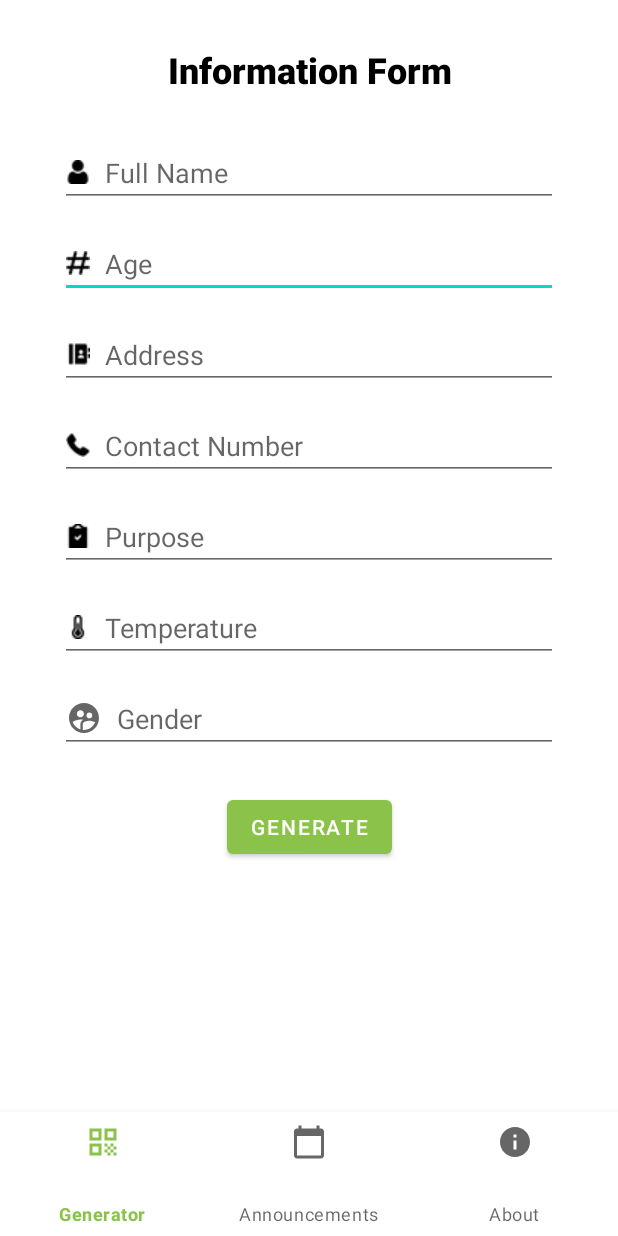
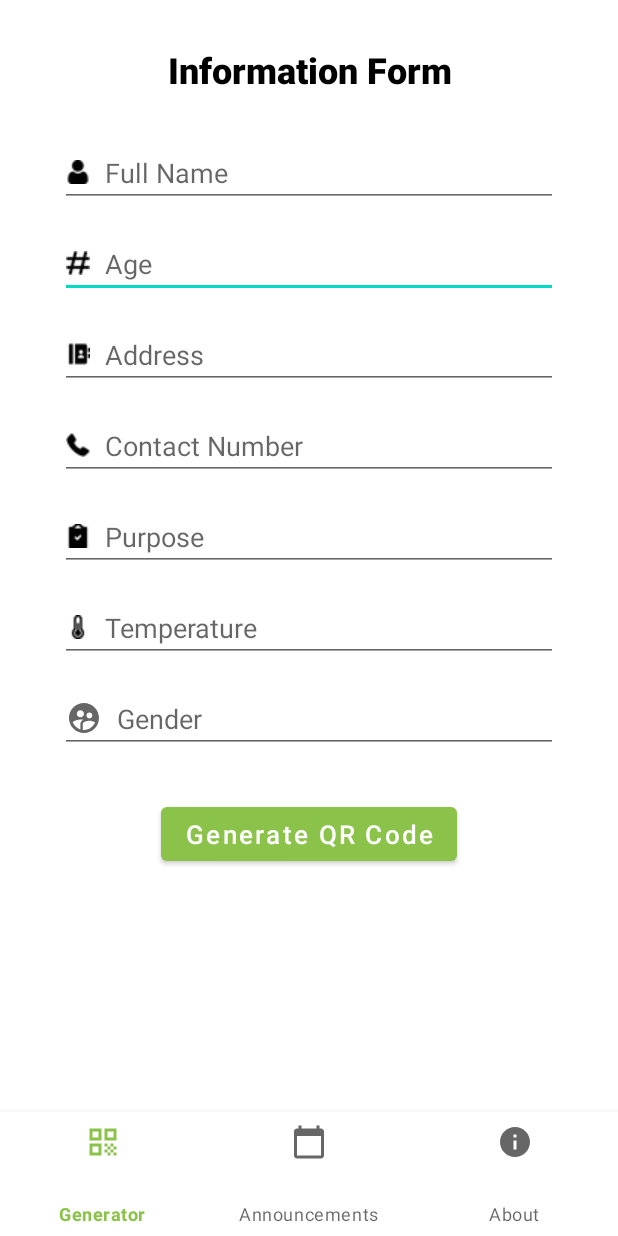
Before and after one commit to haroldeslr/qr-code-generator-app, an Android app: the screen it shows after launch (InformationActivity), after a tap on "NEXT", on a phone screen of 412 x 824 dp. Run offline under Robolectric (Android 15) with nearby library versions, the phone set to English and light mode, and no system bars.

Commit message:
disable dark mode

```diff
--- a/app/src/main/res/layout/activity_generator_fragment.xml
+++ b/app/src/main/res/layout/activity_generator_fragment.xml
@@ -53,7 +53,7 @@
             android:drawablePadding="10dp"
             android:ems="10"
             android:hint="Address"
-            android:inputType="textPersonName"
+            android:inputType="textCapSentences"
             app:layout_constraintEnd_toEndOf="@+id/tf_age"
             app:layout_constraintHorizontal_bias="0.0"
             app:layout_constraintStart_toStartOf="@+id/tf_age"
@@ -85,7 +85,7 @@
             android:drawablePadding="10dp"
             android:ems="10"
             android:hint="Purpose"
-            android:inputType="textPersonName"
+            android:inputType="textCapSentences"
             app:layout_constraintEnd_toEndOf="@+id/tf_contact_number"
             app:layout_constraintHorizontal_bias="0.0"
             app:layout_constraintStart_toStartOf="@+id/tf_contact_number"
@@ -117,7 +117,7 @@
             android:drawablePadding="10dp"
             android:ems="10"
             android:hint="Gender"
-            android:inputType="textPersonName"
+            android:inputType="textCapSentences"
             app:layout_constraintEnd_toEndOf="@+id/tf_temp"
             app:layout_constraintHorizontal_bias="0.0"
             app:layout_constraintStart_toStartOf="@+id/tf_temp"
@@ -127,8 +127,10 @@
             android:id="@+id/btn_generate"
             android:layout_width="wrap_content"
             android:layout_height="wrap_content"
-            android:layout_marginTop="25dp"
-            android:text="Generate"
+            android:layout_marginTop="30dp"
+            android:text="Generate QR Code"
+            android:textAllCaps="false"
+            android:textSize="17sp"
             app:layout_constraintEnd_toEndOf="@+id/tf_gender"
             app:layout_constraintStart_toStartOf="@+id/tf_gender"
             app:layout_constraintTop_toBottomOf="@+id/tf_gender" />
@@ -143,7 +145,7 @@
             android:drawablePadding="10dp"
             android:ems="10"
             android:hint="Full Name"
-            android:inputType="textPersonName"
+            android:inputType="textCapSentences"
             app:layout_constraintEnd_toEndOf="@+id/textView"
             app:layout_constraintHorizontal_bias="0.496"
             app:layout_constraintStart_toStartOf="@+id/textView"
--- a/app/src/main/res/values-night/themes.xml
+++ b/app/src/main/res/values-night/themes.xml
@@ -1,10 +1,10 @@
 <resources xmlns:tools="http://schemas.android.com/tools">
     <!-- Base application theme. -->
-    <style name="Theme.QRCodeGenerator" parent="Theme.MaterialComponents.DayNight.DarkActionBar">
+    <style name="Theme.QRCodeGenerator" parent="Theme.MaterialComponents.Light.DarkActionBar">
         <!-- Primary brand color. -->
         <item name="colorPrimary">@color/purple_200</item>
         <item name="colorPrimaryVariant">@color/purple_700</item>
-        <item name="colorOnPrimary">@color/black</item>
+        <item name="colorOnPrimary">@color/white</item>
         <!-- Secondary brand color. -->
         <item name="colorSecondary">@color/teal_200</item>
         <item name="colorSecondaryVariant">@color/teal_200</item>
--- a/app/src/main/res/values/themes.xml
+++ b/app/src/main/res/values/themes.xml
@@ -1,6 +1,6 @@
 <resources xmlns:tools="http://schemas.android.com/tools">
     <!-- Base application theme. -->
-    <style name="Theme.QRCodeGenerator" parent="Theme.MaterialComponents.DayNight.DarkActionBar">
+    <style name="Theme.QRCodeGenerator" parent="Theme.MaterialComponents.Light.DarkActionBar">
         <!-- Primary brand color. -->
         <item name="colorPrimary">@color/purple_500</item>
         <item name="colorPrimaryVariant">@color/purple_700</item>
@@ -12,5 +12,6 @@
         <!-- Status bar color. -->
         <item name="android:statusBarColor" tools:targetApi="l">?attr/colorPrimaryVariant</item>
         <!-- Customize your theme here. -->
+        <item name="android:forceDarkAllowed" tools:targetApi="q">false</item>
     </style>
 </resources>
```
